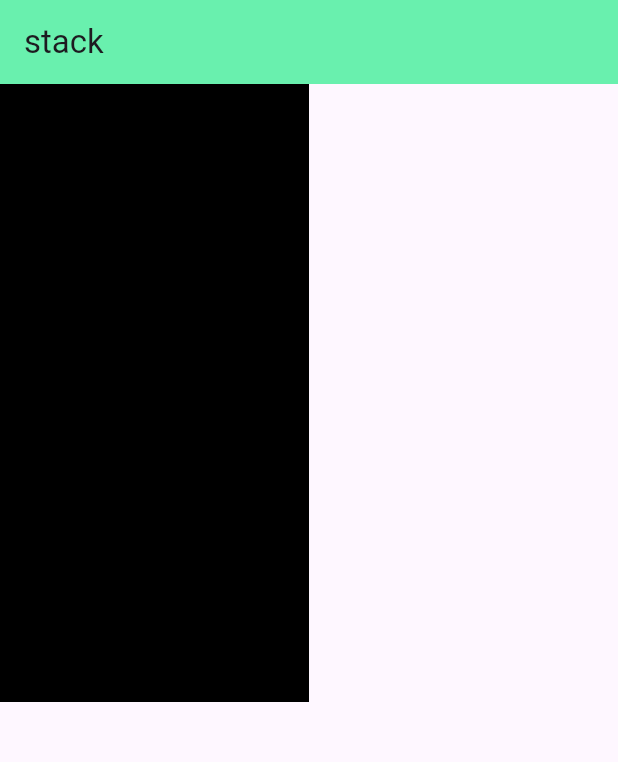
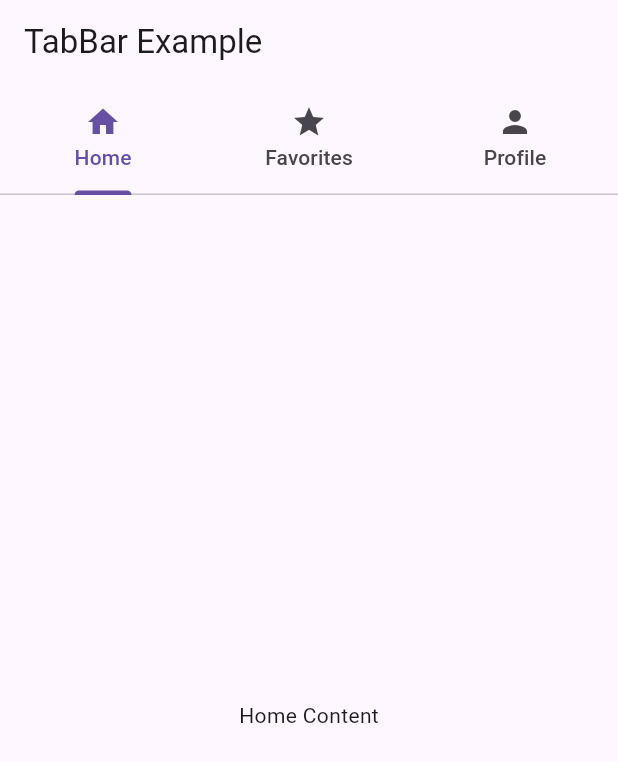
Before and after one commit to alimarain/flutter-stack, a Flutter app: the screen it shows after launch, on a phone screen of 412 x 824 dp. Shown: the top 762 px of the screen. Run offline on Flutter 3.47's test engine with Material 3 defaults, Android fonts, the phone set to English and light mode, and no system bars.

Commit message:
tabbar and padding

```diff
--- a/lib/main.dart
+++ b/lib/main.dart
@@ -1,3 +1,4 @@
+import 'package:figma/tab_bar.dart';
 import 'package:figma/test_stack.dart';
 import 'package:flutter/material.dart';
 
@@ -13,7 +14,7 @@ class MyApp extends StatelessWidget {
   Widget build(BuildContext context) {
     return MaterialApp(
       debugShowCheckedModeBanner: false,
-      home: TestStack(),
+      home: tab(),
     );
   }
 }
--- /dev/null
+++ b/lib/tab_bar.dart
@@ -0,0 +1,31 @@
+import 'package:flutter/material.dart';
+
+class tab extends StatelessWidget {
+  @override
+  Widget build(BuildContext context) {
+    return MaterialApp(
+      home: DefaultTabController(
+        length: 3, // number of tabs
+        child: Scaffold(
+          appBar: AppBar(
+            title: Text('TabBar Example'),
+            bottom: TabBar(
+              tabs: [
+                Tab(icon: Icon(Icons.home), text: "Home"),
+                Tab(icon: Icon(Icons.star), text: "Favorites"),
+                Tab(icon: Icon(Icons.person), text: "Profile"),
+              ],
+            ),
+          ),
+          body: TabBarView(
+            children: [
+              Center(child: Text("Home Content")),
+              Center(child: Text("Favorites Content")),
+              Center(child: Text("Profile Content")),
+            ],
+          ),
+        ),
+      ),
+    );
+  }
+}
--- a/lib/test_stack.dart
+++ b/lib/test_stack.dart
@@ -11,9 +11,12 @@ class TestStack extends StatelessWidget {
         title: Text("stack"),
       ),
       body: Container(
+            margin: EdgeInsets.all(80),
+            padding: EdgeInsets.all(80),
+            decoration: BoxDecoration(color: Colors.red),
             height: MediaQuery.of(context).size.height *0.50,
             width: MediaQuery.of(context).size.width *0.50,
-            color: Colors.black,
+            child: Text("mediaquery and stack"),
           ),
           //   Positioned(
           //   top: 40,
```
